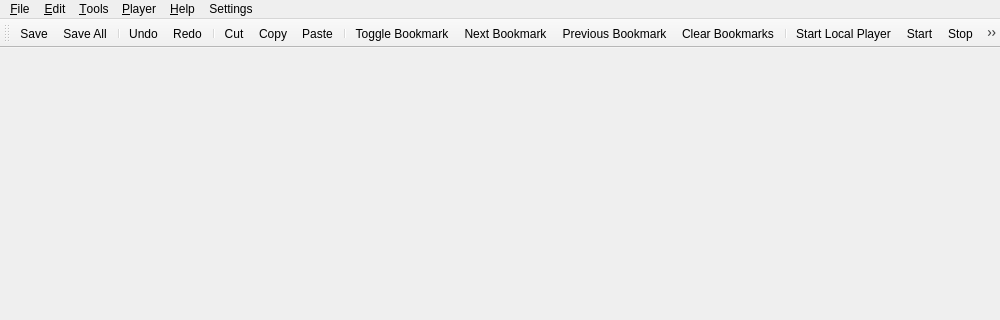
Qt form ui/mainwindow.ui (gideros/gideros) before a commit; both pictures show x 0 to 1000 and y 0 to 320 of the 1000 by 750 pixel window.
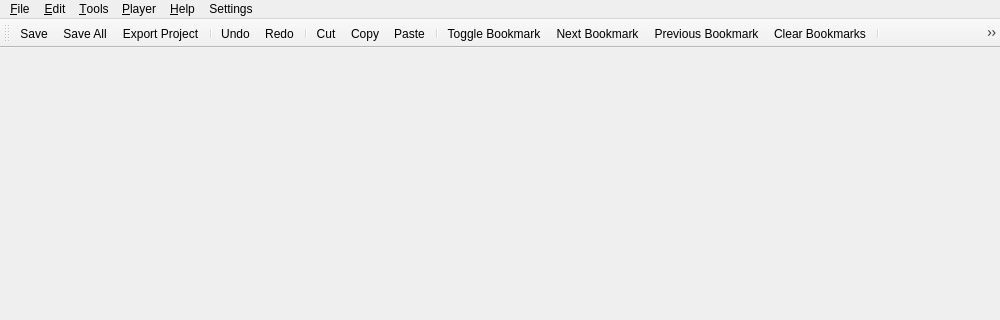
The same form after that commit.

Commit message: [studio] add export button

The edit to the form file:
```diff
--- a/ui/mainwindow.ui
+++ b/ui/mainwindow.ui
@@ -154,6 +154,7 @@
    </attribute>
    <addaction name="actionSave"/>
    <addaction name="actionSave_All"/>
+   <addaction name="actionExport_Project"/>
    <addaction name="separator"/>
    <addaction name="actionUndo"/>
    <addaction name="actionRedo"/>
```
The commit also changes 2 other files.
